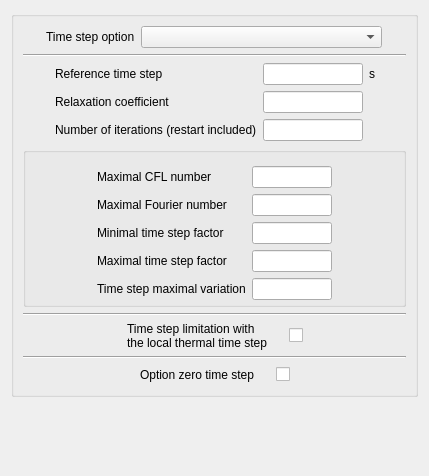
First picture: the form in gui/Pages/TimeStepForm.ui, repository code-saturne/code_saturne, before the edit.
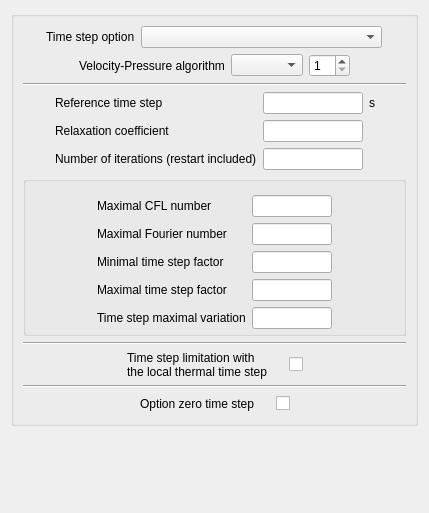
Second picture: the form after the edit.

Commit message: GUI: move velocity-pressure algo. options to time settings page * time step page is renamed time settings.

```diff
--- a/gui/Pages/TimeStepForm.ui
+++ b/gui/Pages/TimeStepForm.ui
@@ -7,7 +7,7 @@
     <x>0</x>
     <y>0</y>
     <width>429</width>
-    <height>476</height>
+    <height>513</height>
    </rect>
   </property>
   <property name="windowTitle">
@@ -82,14 +82,14 @@
           </item>
          </layout>
         </item>
-        <item row="1" column="0">
-         <widget class="Line" name="line">
-          <property name="orientation">
-           <enum>Qt::Horizontal</enum>
-          </property>
-         </widget>
-        </item>
         <item row="2" column="0">
+         <widget class="Line" name="line">
+          <property name="orientation">
+           <enum>Qt::Horizontal</enum>
+          </property>
+         </widget>
+        </item>
+        <item row="3" column="0">
          <layout class="QHBoxLayout">
           <item>
            <spacer>
@@ -232,14 +232,14 @@
           </item>
          </layout>
         </item>
-        <item row="4" column="0">
+        <item row="5" column="0">
          <widget class="Line" name="lineIPTLRO">
           <property name="orientation">
            <enum>Qt::Horizontal</enum>
           </property>
          </widget>
         </item>
-        <item row="7" column="0">
+        <item row="8" column="0">
          <layout class="QHBoxLayout">
           <item>
            <spacer>
@@ -309,14 +309,14 @@
           </item>
          </layout>
         </item>
-        <item row="6" column="0">
+        <item row="7" column="0">
          <widget class="Line" name="line_4">
           <property name="orientation">
            <enum>Qt::Horizontal</enum>
           </property>
          </widget>
         </item>
-        <item row="5" column="0">
+        <item row="6" column="0">
          <layout class="QHBoxLayout">
           <item>
            <spacer>
@@ -390,7 +390,58 @@
           </item>
          </layout>
         </item>
-        <item row="3" column="0">
+        <item row="1" column="0">
+         <layout class="QHBoxLayout" name="horizontalLayout_2">
+          <item>
+           <spacer name="horizontalSpacer">
+            <property name="orientation">
+             <enum>Qt::Horizontal</enum>
+            </property>
+            <property name="sizeHint" stdset="0">
+             <size>
+              <width>40</width>
+              <height>20</height>
+             </size>
+            </property>
+           </spacer>
+          </item>
+          <item>
+           <layout class="QHBoxLayout" name="horizontalLayout">
+            <item>
+             <widget class="QLabel" name="labelNTERUP">
+              <property name="text">
+               <string>Velocity-Pressure algorithm</string>
+              </property>
+             </widget>
+            </item>
+            <item>
+             <widget class="QComboBox" name="comboBoxNTERUP"/>
+            </item>
+            <item>
+             <widget class="QSpinBox" name="spinBoxNTERUP">
+              <property name="minimum">
+               <number>1</number>
+              </property>
+             </widget>
+            </item>
+           </layout>
+          </item>
+          <item>
+           <spacer name="horizontalSpacer_2">
+            <property name="orientation">
+             <enum>Qt::Horizontal</enum>
+            </property>
+            <property name="sizeHint" stdset="0">
+             <size>
+              <width>40</width>
+              <height>20</height>
+             </size>
+            </property>
+           </spacer>
+          </item>
+         </layout>
+        </item>
+        <item row="4" column="0">
          <widget class="QGroupBox" name="groupBoxLabels">
           <property name="sizePolicy">
            <sizepolicy hsizetype="Preferred" vsizetype="Preferred">
```
The commit also changes 8 other files.
